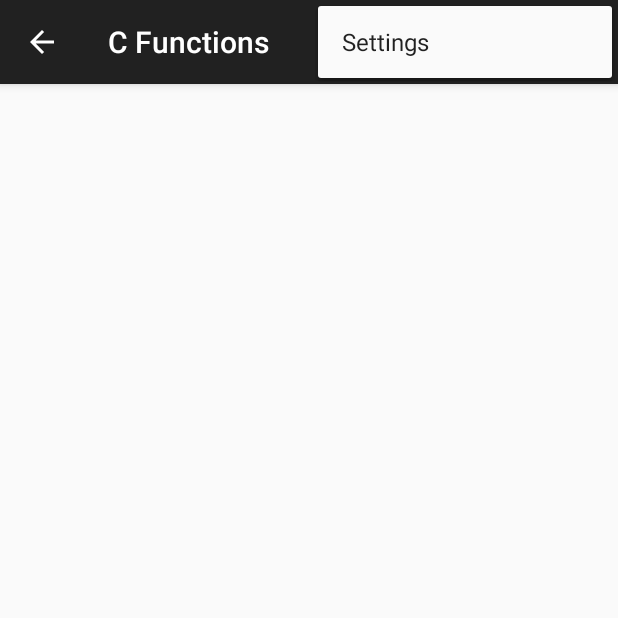
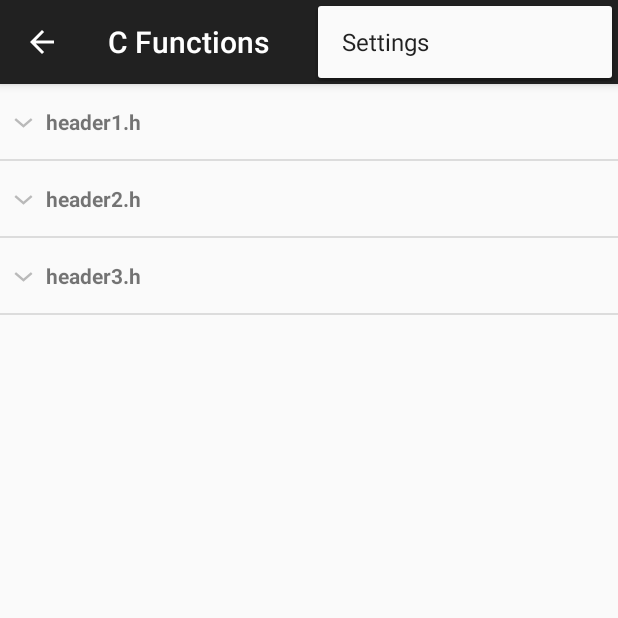
Before and after one commit to AkashKale/cFunctions, an Android app: the screen it shows after launch (MainActivity), with the options menu open, on a phone screen of 412 x 824 dp, the top half of it. Run offline under Robolectric (Android 15) with nearby library versions, the phone set to English and light mode, and no system bars; 2 statements that could not run were skipped.

Commit message:
ExpandableListView implemented

```diff
--- /dev/null
+++ b/app/src/main/java/com/conrover/cfunctions/ExpandableListAdapter.java
@@ -0,0 +1,109 @@
+package com.conrover.cfunctions;
+
+import android.content.Context;
+import android.graphics.Typeface;
+import android.util.Log;
+import android.view.LayoutInflater;
+import android.view.View;
+import android.view.ViewGroup;
+import android.widget.BaseExpandableListAdapter;
+import android.widget.TextView;
+
+import java.util.HashMap;
+import java.util.List;
+
+/**
+ * Created by Akash on 27-08-2015.
+ */
+public class ExpandableListAdapter extends BaseExpandableListAdapter{
+
+    private Context _context;
+    private List<String> _groupNames; // header titles
+    // child data in format of header title, child title
+    private HashMap<String, List<String>> _listItems;
+
+    public ExpandableListAdapter(Context context, List<String> groupNames,
+                                 HashMap<String, List<String>> listItems) {
+        this._context = context;
+        this._groupNames = groupNames;
+        this._listItems = listItems;
+        Log.e("Constructor", "Working");
+    }
+
+    @Override
+    public int getGroupCount() {
+        return this._groupNames.size();
+    }
+
+    @Override
+    public int getChildrenCount(int groupPosition) {
+        return this._listItems.get(this._groupNames.get(groupPosition))
+                .size();
+    }
+
+    @Override
+    public Object getGroup(int groupPosition) {
+        return this._groupNames.get(groupPosition);
+    }
+
+    @Override
+    public Object getChild(int groupPosition, int childPosition) {
+        return this._listItems.get(this._groupNames.get(groupPosition))
+                .get(childPosition);
+    }
+
+    @Override
+    public long getGroupId(int groupPosition) {
+        return groupPosition;
+    }
+
+    @Override
+    public long getChildId(int groupPosition, int childPosition) {
+        return childPosition;
+    }
+
+    @Override
+    public boolean hasStableIds() {
+        return false;
+    }
+
+    @Override
+    public View getGroupView(int groupPosition, boolean isExpanded,
+                             View convertView, ViewGroup parent) {
+        String headerTitle = (String) getGroup(groupPosition);
+        if (convertView == null) {
+            LayoutInflater infalInflater = (LayoutInflater) this._context
+                    .getSystemService(Context.LAYOUT_INFLATER_SERVICE);
+            convertView = infalInflater.inflate(R.layout.list_group, null);
+        }
+
+        TextView tvListGroup = (TextView) convertView
+                .findViewById(R.id.tvListGroup);
+        tvListGroup.setTypeface(null, Typeface.BOLD);
+        tvListGroup.setText(headerTitle);
+        Log.e("Header", "Working"+tvListGroup.getText());
+        return convertView;
+    }
+    @Override
+    public View getChildView(int groupPosition, final int childPosition,
+                             boolean isLastChild, View convertView, ViewGroup parent) {
+
+        final String childText = (String) getChild(groupPosition, childPosition);
+
+        if (convertView == null) {
+            LayoutInflater infalInflater = (LayoutInflater) this._context
+                    .getSystemService(Context.LAYOUT_INFLATER_SERVICE);
+            convertView = infalInflater.inflate(R.layout.list_item, null);
+        }
+        TextView tvListItem = (TextView) convertView
+                .findViewById(R.id.tvListItem);
+
+        tvListItem.setText(childText);
+        Log.e("Child","Working");
+        return convertView;
+    }
+    @Override
+    public boolean isChildSelectable(int i, int i1) {
+        return true;
+    }
+}
--- a/app/src/main/java/com/conrover/cfunctions/MainActivity.java
+++ b/app/src/main/java/com/conrover/cfunctions/MainActivity.java
@@ -1,23 +1,22 @@
 package com.conrover.cfunctions;
 
 import android.app.Activity;
-import android.support.v7.app.AppCompatActivity;
-import android.support.v7.app.ActionBar;
+import android.os.Bundle;
 import android.support.v4.app.Fragment;
 import android.support.v4.app.FragmentManager;
-import android.content.Context;
-import android.os.Build;
-import android.os.Bundle;
-import android.view.Gravity;
+import android.support.v4.widget.DrawerLayout;
+import android.support.v7.app.ActionBar;
+import android.support.v7.app.AppCompatActivity;
 import android.view.LayoutInflater;
 import android.view.Menu;
 import android.view.MenuItem;
 import android.view.View;
 import android.view.ViewGroup;
-import android.support.v4.widget.DrawerLayout;
-import android.widget.ArrayAdapter;
 import android.widget.ExpandableListView;
-import android.widget.TextView;
+
+import java.util.ArrayList;
+import java.util.HashMap;
+import java.util.List;
 
 public class MainActivity extends AppCompatActivity
         implements NavigationDrawerFragment.NavigationDrawerCallbacks {
@@ -33,6 +32,9 @@ public class MainActivity extends AppCompatActivity
     private CharSequence mTitle;
 
     ExpandableListView elvList; //Our ExpandableListView
+    ExpandableListAdapter listAdapter;
+    List<String> groupNames;
+    HashMap<String, List<String>> listItems;
 
     @Override
     protected void onCreate(Bundle savedInstanceState) {
@@ -48,7 +50,28 @@ public class MainActivity extends AppCompatActivity
                 R.id.navigation_drawer,
                 (DrawerLayout) findViewById(R.id.drawer_layout));
         elvList=(ExpandableListView)findViewById(R.id.elvList);
+        setupExpList();
+        listAdapter = new ExpandableListAdapter(this, groupNames, listItems);
+        elvList.setAdapter(listAdapter);
+    }
+    //setup Contents of ExpandableListView
+    private void setupExpList() {
+        groupNames = new ArrayList<String>();
+        listItems = new HashMap<String, List<String>>();
 
+        // Adding group names
+        groupNames.add("header1.h");
+        groupNames.add("header2.h");
+        groupNames.add("header3.h");
+
+        // Adding list items
+        List<String> functions = new ArrayList<String>();
+        for(int i=0;i<5;i++)
+            functions.add("function"+(i+1));
+
+        listItems.put(groupNames.get(0), functions); // Header, Child data
+        listItems.put(groupNames.get(1), functions);
+        listItems.put(groupNames.get(2), functions);
     }
 
     @Override
@@ -149,5 +172,4 @@ public class MainActivity extends AppCompatActivity
                     getArguments().getInt(ARG_SECTION_NUMBER));
         }
     }
-
 }
--- a/app/src/main/res/layout/activity_main.xml
+++ b/app/src/main/res/layout/activity_main.xml
@@ -8,16 +8,10 @@
          space available using match_parent in both dimensions. -->
     <FrameLayout android:id="@+id/container" android:layout_width="match_parent"
         android:layout_height="match_parent" >
-        <ScrollView
-            android:layout_width="match_parent"
-            android:layout_height="match_parent"
-            android:id="@+id/scrollView"
-            android:layout_gravity="center_vertical" >
-            <ExpandableListView
-                android:layout_width="wrap_content"
-                android:layout_height="wrap_content"
-                android:id="@+id/elvList" />
-        </ScrollView>
+        <ExpandableListView
+            android:layout_width="fill_parent"
+            android:layout_height="fill_parent"
+            android:id="@+id/elvList" />
     </FrameLayout>
 
     <!-- android:layout_gravity="start" tells DrawerLayout to treat
--- /dev/null
+++ b/app/src/main/res/layout/list_group.xml
@@ -0,0 +1,12 @@
+<?xml version="1.0" encoding="utf-8"?>
+<LinearLayout xmlns:android="http://schemas.android.com/apk/res/android"
+    android:orientation="vertical" android:layout_width="match_parent"
+    android:layout_height="match_parent">
+    <TextView
+        android:layout_width="fill_parent"
+        android:layout_height="wrap_content"
+        android:padding="15dp"
+        android:layout_marginLeft="15dp"
+        android:text="New Text"
+        android:id="@+id/tvListGroup" />
+</LinearLayout>
```
Also changed, not shown: app/src/main/res/layout/list_item.xml (added, +13 -0 lines).
